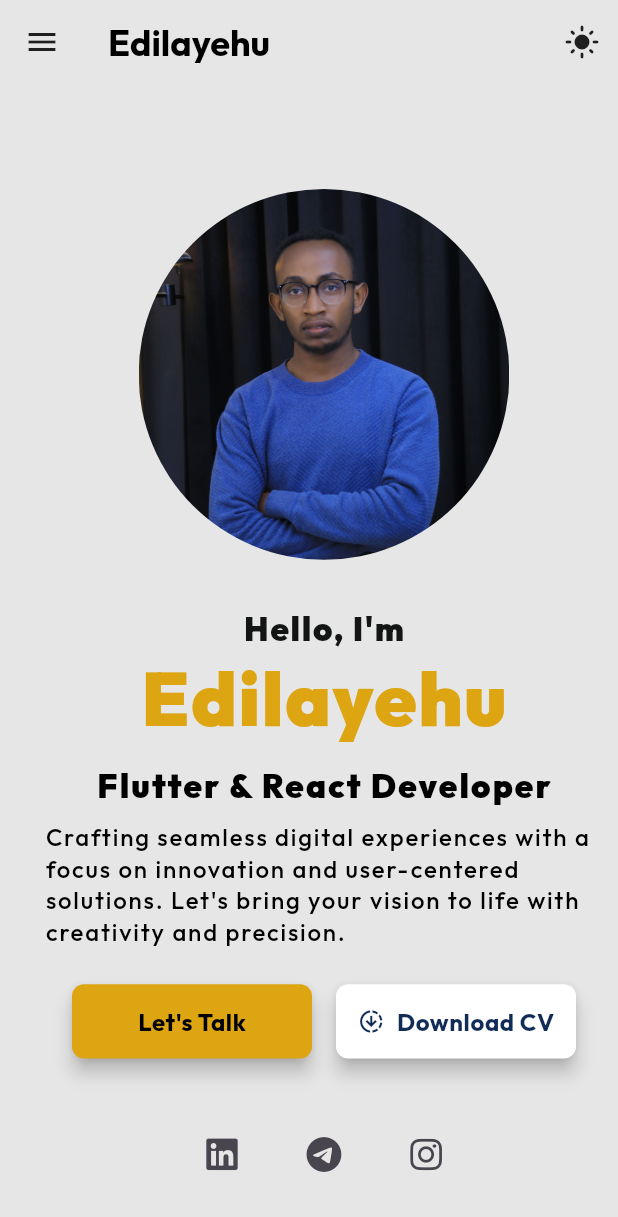
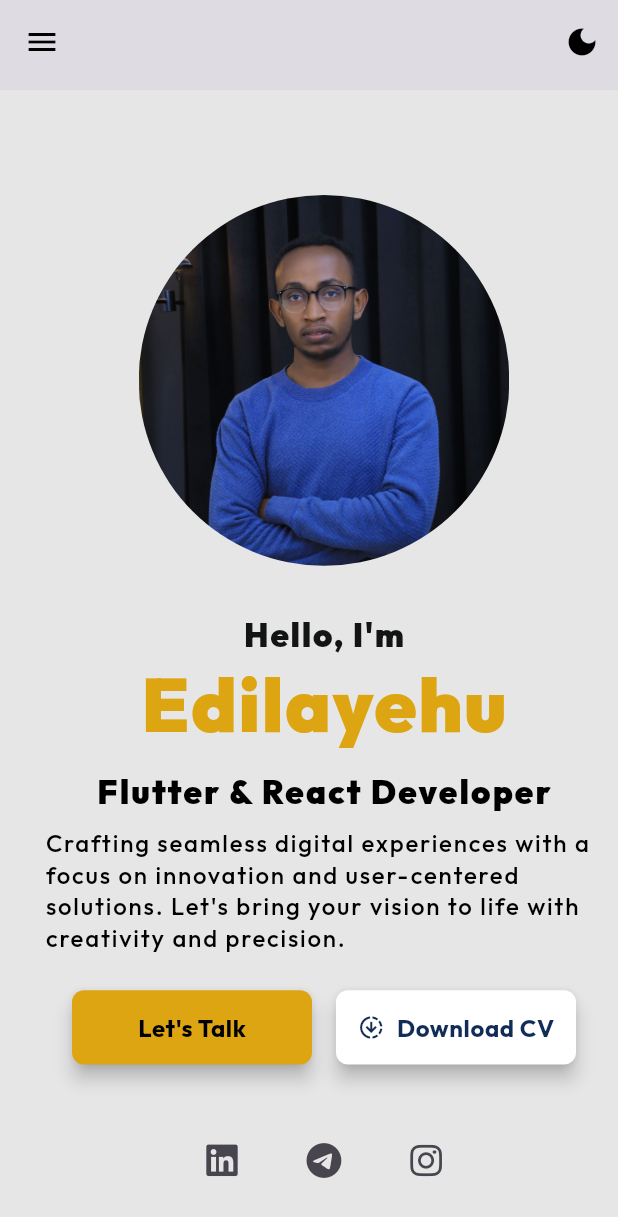
Before and after one commit to Edil-Ayehu/my_portfolio_website, a Flutter app: the screen it shows after launch, on a phone screen of 412 x 824 dp. Shown: the top 1217 px of the screen. Run offline on Flutter 3.47's test engine with Material 3 defaults, Android fonts, the phone set to English and light mode, and no system bars; our stand-ins replace auto_size_text, cached_network_image, carousel_slider, cloud_firestore, firebase_core, font_awesome_flutter and 2 more; missing offline and left inert: dart:html; accounts and stored records are empty; statements that could not run were skipped.

Commit message:
menu section UI modified.

```diff
--- a/lib/screens/mobile_screen_layout.dart
+++ b/lib/screens/mobile_screen_layout.dart
@@ -1,4 +1,5 @@
 import 'package:flutter_portfolio_website/export.dart';
+import 'package:flutter_portfolio_website/sections/menu%20section/animated_menu_item.dart';
 
 class MobileScreenLayout extends StatefulWidget {
   const MobileScreenLayout({super.key});
@@ -72,35 +73,34 @@ class _MobileScreenLayoutState extends State<MobileScreenLayout> {
     final size = MediaQuery.of(context).size;
 
     return Scaffold(
-      appBar: AppBar(
+    appBar: PreferredSize(
+      preferredSize: Size.fromHeight(60),
+      child: AppBar(
         backgroundColor: isDarkMode ? Color(0xFF131414) : Color(0xFFE6E6E6),
-        title: Text('Edilayehu'),
-        elevation: 0,
-        iconTheme: IconThemeData(
-          color: isDarkMode ? Color(0xFfE6E6E6) : Colors.black87,
+        elevation: 2,
+        leading: Builder(
+          builder: (context) => IconButton(
+            icon: Icon(Icons.menu),
+            onPressed: () => Scaffold.of(context).openDrawer(),
+          ),
         ),
         actions: [
           IconButton(
-            icon: Icon(
-              themeController.themeMode == ThemeMode.light
-                  ? Icons.dark_mode
-                  : Icons.light_mode,
-            ),
+            icon: Icon(isDarkMode ? Icons.light_mode : Icons.dark_mode),
             onPressed: themeController.toggleThemeMode,
           ),
         ],
       ),
+    ),
       drawer: myDrawer(isDarkMode, size, context),
-      body: Stack(
-        children: [
-          SingleChildScrollView(
+      body: SingleChildScrollView(
         controller: _scrollController,
         child: Column(
           children: [
             SizedBox(
               key: _homeKey,
               // height: MediaQuery.of(context).size.height,
-                  child: Header(isMobile: true,contactKey: _contactMeKey),
+              child: Header(isMobile: true, contactKey: _contactMeKey),
             ),
             SizedBox(
               key: _aboutKey,
@@ -131,13 +131,10 @@ class _MobileScreenLayoutState extends State<MobileScreenLayout> {
           ],
         ),
       ),
-        ],
-      ),
     );
   }
 
-  Drawer myDrawer(bool isDarkMode, Size size,
-      BuildContext context) {
+  Drawer myDrawer(bool isDarkMode, Size size, BuildContext context) {
     return Drawer(
       child: Container(
         color: isDarkMode ? Color(0xFF131414) : Color(0xFFE6E6E6),
@@ -159,85 +156,46 @@ class _MobileScreenLayoutState extends State<MobileScreenLayout> {
                 ),
               ),
             ),
-            ListTile(
-              leading: Icon(Icons.house_outlined),
-              title: Text(
-                'Home',
-                style: Theme.of(context).textTheme.titleSmall,
-              ),
-              trailing: Icon(Icons.navigate_next_outlined),
+            AnimatedMenuItem(
+              title: 'Home',
+              icon: Icons.house_outlined,
+              isActive: _activeSection == 'Home',
               onTap: () {
                 Navigator.pop(context);
                 _scrollToSection(_homeKey);
               },
             ),
-            ListTile(
-              leading: FaIcon(FontAwesomeIcons.user),
-              title: Text(
-                'About',
-                style: Theme.of(context).textTheme.titleSmall,
-              ),
-              trailing: Icon(Icons.navigate_next_outlined),
+            AnimatedMenuItem(
+              title: 'About',
+              icon: Icons.person,
+              isActive: _activeSection == 'About',
               onTap: () {
                 Navigator.pop(context);
                 _scrollToSection(_aboutKey);
               },
             ),
-            ListTile(
-              leading: FaIcon(FontAwesomeIcons.toolbox),
-              title: Text(
-                'Services',
-                style: Theme.of(context).textTheme.titleSmall,
-              ),
-              trailing: Icon(Icons.navigate_next_outlined),
+            AnimatedMenuItem(
+              title: 'Services',
+              icon: Icons.build,
+              isActive: _activeSection == 'Services',
               onTap: () {
                 Navigator.pop(context);
                 _scrollToSection(_servicesKey);
               },
             ),
-            ListTile(
-              leading: FaIcon(FontAwesomeIcons.laptopCode),
-              title: Text(
-                'Skill Set',
-                style: Theme.of(context).textTheme.titleSmall,
-              ),
-              trailing: Icon(Icons.navigate_next_outlined),
-              onTap: () {
-                Navigator.pop(context);
-                _scrollToSection(_skillsKey);
-              },
-            ),
-            ListTile(
-              leading: FaIcon(FontAwesomeIcons.folder),
-              title: Text(
-                'Portfolio',
-                style: Theme.of(context).textTheme.titleSmall,
-              ),
-              trailing: Icon(Icons.navigate_next_outlined),
+            AnimatedMenuItem(
+              title: 'Portfolio',
+              icon: Icons.folder,
+              isActive: _activeSection == 'Portfolio',
               onTap: () {
                 Navigator.pop(context);
                 _scrollToSection(_portfolioKey);
               },
             ),
-            ListTile(
-              leading: Icon(Icons.verified),
-              title: Text(
-                'Certificates',
-                style: Theme.of(context).textTheme.titleSmall,
-              ),
-              trailing: Icon(Icons.navigate_next_outlined),
-              onTap: () {
-                Navigator.pop(context);
-                _scrollToSection(_certificatesKey);
-              },
-            ),
-            ListTile(
-              leading: Icon(Icons.contact_mail),
-              title: Text(
-                'Contact Me',
-                style: Theme.of(context).textTheme.titleSmall,
-              ),
-              trailing: Icon(Icons.navigate_next_outlined),
+            AnimatedMenuItem(
+              title: 'Contact Me',
+              icon: Icons.contact_mail,
+              isActive: _activeSection == 'Contact Me',
               onTap: () {
                 Navigator.pop(context);
                 _scrollToSection(_contactMeKey);
```
Also changed, not shown: lib/screens/web_screen_layout.dart (+21 -105 lines), lib/sections/menu section/animated_menu_item.dart (added, +124 -0 lines), lib/sections/menu section/web_menu.dart (added, +94 -0 lines). Lines whose indentation alone changed are shown as unchanged.
